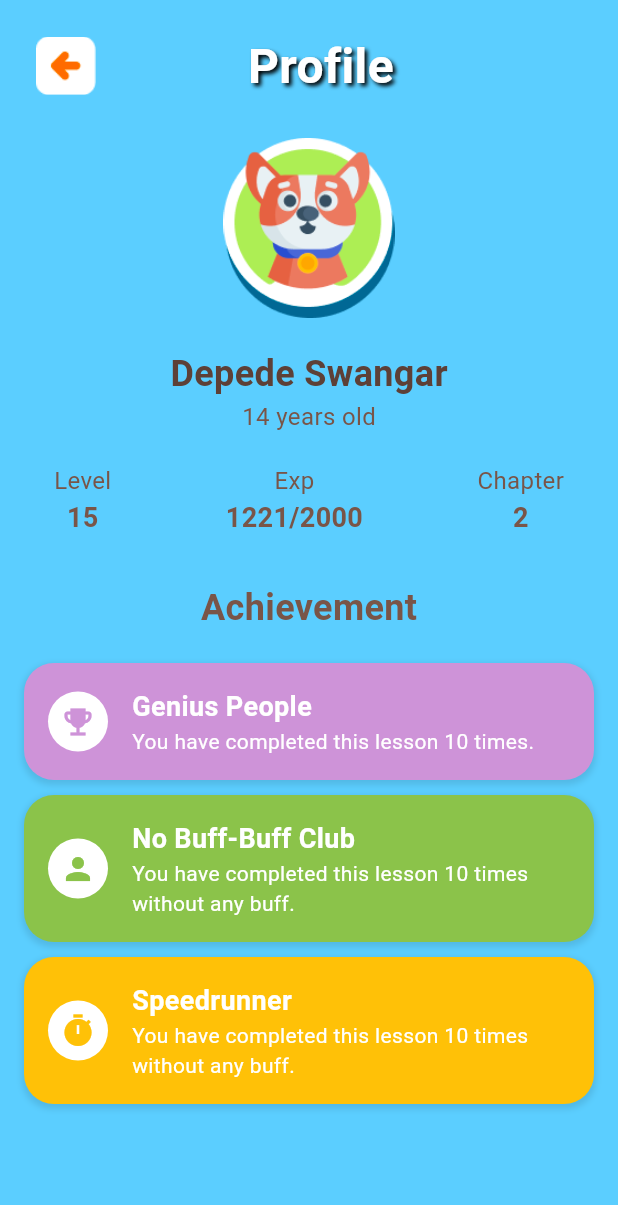
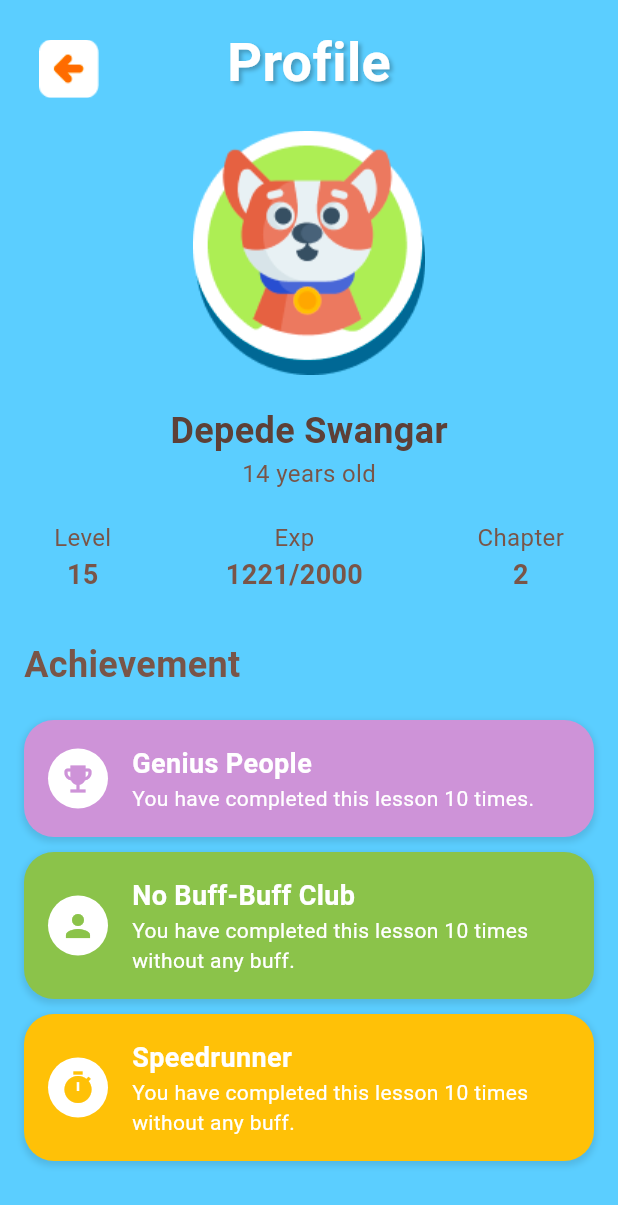
Before and after one commit to Nessaa16/WordWhizz, a Flutter app: the ProfilePage screen opened directly, on a phone screen of 412 x 824 dp. Shown: the top 1205 px of the screen. Run offline on Flutter 3.47's test engine with Material 3 defaults, Android fonts, the phone set to English and light mode, and no system bars; our stand-ins replace cloud_firestore, firebase_auth, firebase_core, lottie; accounts and stored records are empty.

Commit message:
Fixing Header Layouting

```diff
--- a/wordwhizz/lib/view/pages/profile_page.dart
+++ b/wordwhizz/lib/view/pages/profile_page.dart
@@ -11,66 +11,78 @@ class _ProfilePageState extends State<ProfilePage> {
   @override
   Widget build(BuildContext context) {
     return Scaffold(
-      backgroundColor: Color(0xFF5BCEFF),
+      backgroundColor: const Color(0xFF5BCEFF),
       body: SafeArea(
         child: SingleChildScrollView(
           child: Padding(
             padding: const EdgeInsets.all(16.0),
             child: Column(
+              crossAxisAlignment: CrossAxisAlignment.start,
               children: [
-                // Back Button and Title
-                Row(
-                  mainAxisAlignment: MainAxisAlignment
-                      .center, // Membuat elemen dalam Row rata tengah
+                // Teks "Profile" di atas
+                Stack(
                   children: [
-                    IconButton(
-                      icon: Image.asset(
-                        'assets/images/backarrow.png', // Ganti dengan path gambar yang sesuai
-                        width: 40,
-                        height: 40,
-                        fit: BoxFit.contain,
+                    // Tombol Back menggunakan GestureDetector dan gambar
+                    Positioned(
+                      top: 10,
+                      left: 10,
+                      child: GestureDetector(
+                        onTap: () {
+                          Navigator.pop(
+                              context); // Navigasi ke halaman sebelumnya
+                        },
+                        child: Image.asset(
+                          'assets/images/backarrow.png', // Path gambar
+                          width: 40, // Lebar gambar
+                          height: 40, // Tinggi gambar
+                          fit: BoxFit.contain, // Mengatur gambar sesuai ukuran
                         ),
-                      onPressed: () => Navigator.pop(context),
                       ),
-                    Expanded(
+                    ),
+                    // Teks "Profile" di tengah
+                    Center(
                       child: Text(
                         'Profile',
-                        textAlign: TextAlign.center,
                         style: TextStyle(
-                          fontSize: 32,
+                          fontSize: 36,
                           fontWeight: FontWeight.bold,
                           color: Colors.white,
                           shadows: [
                             Shadow(
-                              offset: Offset(2.0, 2.0),
-                              blurRadius: 3.0,
-                              color: Color.fromARGB(255, 0, 0, 0),
+                              offset: Offset(2, 2),
+                              blurRadius: 3,
+                              color: Colors.black26,
                             ),
                           ],
                         ),
                       ),
                     ),
-                    const SizedBox(
-                        width:
-                            40), // Spacer untuk menyeimbangkan ruang di kanan
                   ],
                 ),
                 const SizedBox(height: 20),
 
-                // Profile Avatar
+                // Avatar
+                Row(
+                  mainAxisAlignment: MainAxisAlignment.center,
+                  children: [
                     Container(
-                  width: 120,
-                  height: 120,
+                      width: 155,
+                      height: 163,
                       decoration: BoxDecoration(
                         shape: BoxShape.circle,
                       ),
                       child: Image.asset(
-                    'assets/images/avatar_dog.png', // Replace with the correct path to your asset image
+                        'assets/images/avatar_dog.png', // Ganti dengan path gambar Anda
                       ),
+                    ),
+                  ],
                 ),
                 const SizedBox(height: 20),
 
                 // Profile Info
+                Center(
+                  child: Column(
+                    children: [
                       Text(
                         'Depede Swangar',
                         style: TextStyle(
@@ -84,6 +96,9 @@ class _ProfilePageState extends State<ProfilePage> {
                         style: TextStyle(
                           fontSize: 16,
                           color: Colors.brown,
+                        ),
+                      ),
+                    ],
                   ),
                 ),
                 const SizedBox(height: 20),
```
Lines whose indentation alone changed are shown as unchanged.
